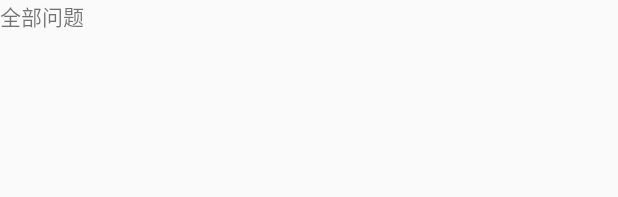
After one commit to weifuchenggg/JKBD, an Android app: the layout all_question_activity.xml on its own in the app's theme, with its tools: preview values and no code run, on a phone screen of 412 x 824 dp. The commit adds this screen. Shown: the top 197 px of the screen. Run offline under Robolectric (Android 15) with nearby library versions, the phone set to English and light mode, and no system bars.

Commit message:
各界面之间的跳转

```diff
--- a/app/src/main/res/layout/activity_main.xml
+++ b/app/src/main/res/layout/activity_main.xml
@@ -44,13 +44,15 @@
             android:layout_gravity="bottom"
             android:orientation="vertical"
             >
+
             <ImageButton
                 android:id="@+id/imageButton3"
                 android:layout_width="100dp"
                 android:layout_height="100dp"
+                android:layout_gravity="center"
                 android:layout_marginLeft="20dp"
-            android:layout_gravity="center"
                 android:background="@null"
+                android:onClick="all_question"
                 app:srcCompat="@mipmap/main_menu_result" />
             <TextView
                 android:layout_width="wrap_content"
@@ -76,12 +78,14 @@
             android:layout_weight="1"
             android:orientation="vertical"
             >
+
             <ImageButton
                 android:id="@+id/imageButton4"
                 android:layout_width="100dp"
                 android:layout_height="100dp"
                 android:layout_gravity="center"
                 android:background="@null"
+                android:onClick="setting"
                 app:srcCompat="@mipmap/main_menu_message" />
 
             <TextView
--- /dev/null
+++ b/app/src/main/res/layout/all_question_activity.xml
@@ -0,0 +1,13 @@
+<?xml version="1.0" encoding="utf-8"?>
+<android.support.constraint.ConstraintLayout xmlns:android="http://schemas.android.com/apk/res/android"
+    xmlns:app="http://schemas.android.com/apk/res-auto"
+    xmlns:tools="http://schemas.android.com/tools"
+    android:layout_width="match_parent"
+    android:layout_height="match_parent"
+    tools:context="com.example.administrator.jkbd.activity.AllQuestionActivity">
+    <TextView
+        android:layout_width="wrap_content"
+        android:layout_height="wrap_content"
+        android:text="全部问题"
+        />
+</android.support.constraint.ConstraintLayout>
--- a/app/src/main/res/layout/question_activity.xml
+++ b/app/src/main/res/layout/question_activity.xml
@@ -103,6 +103,7 @@
             android:layout_height="wrap_content"
             android:drawableLeft="@mipmap/exam_pre32x32"
             android:background="@null"
+            android:layout_marginLeft="15dp"
             android:text="上一页"
             />
         <Button
```
Also changed, not shown: app/src/main/AndroidManifest.xml (+6 -4 lines), app/src/main/java/com/example/administrator/jkbd/activity/AllQuestionActivity.java (added, +15 -0 lines), app/src/main/java/com/example/administrator/jkbd/activity/MainActivity.java (+10 -0 lines), app/src/main/java/com/example/administrator/jkbd/activity/Setting.java (added, +15 -0 lines), app/src/main/res/layout/setting_activity.xml (added, +13 -0 lines). Lines whose indentation alone changed are shown as unchanged.
